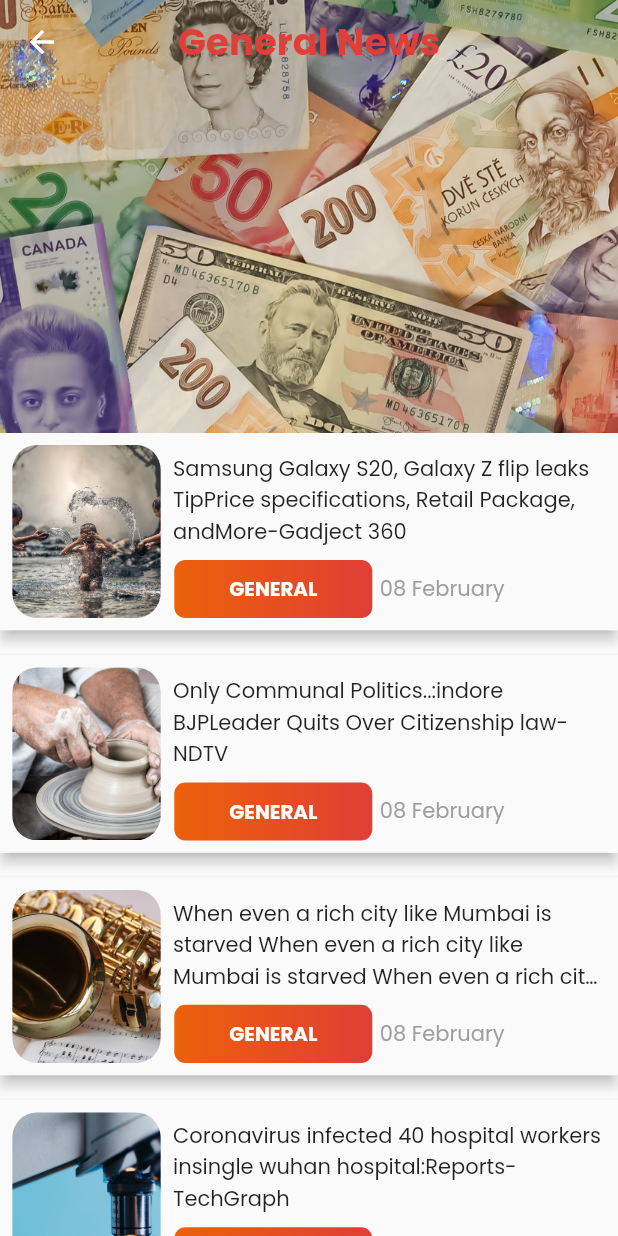
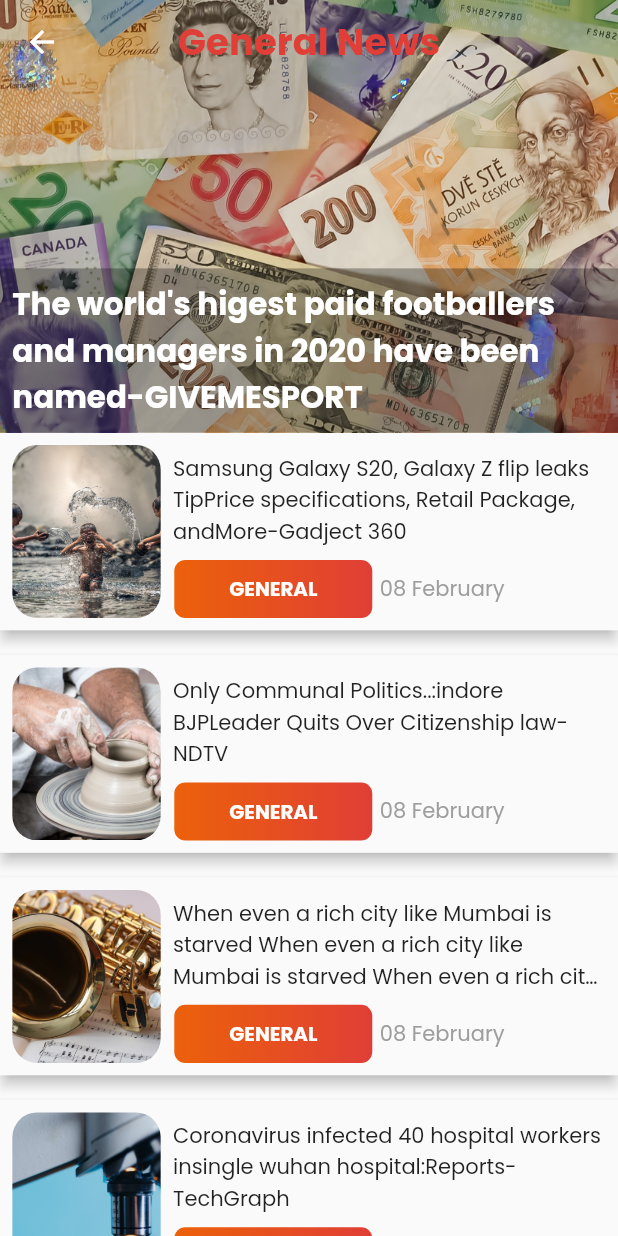
Before and after one commit to Chi-naza/flash, a Flutter app: the GeneralNewsListScreen screen opened directly, on a phone screen of 412 x 824 dp. Run offline on Flutter 3.47's test engine with Material 2 defaults, Android fonts, the light colour scheme and no system bars.

```diff
--- a/lib/main.dart
+++ b/lib/main.dart
@@ -1,4 +1,5 @@
 
+import 'package:flash/screens/auth/profile_screen.dart';
 import 'package:flash/screens/auth/signin_screen.dart';
 import 'package:flash/screens/auth/signup_screen.dart';
 import 'package:flash/screens/home/home_screen.dart';
@@ -21,7 +22,7 @@ class MyApp extends StatelessWidget {
     return MaterialApp(
       // debugShowCheckedModeBanner: false,
       title: 'flash',
-      home: const GeneralNewsDetailScreen(),
+      home: const ProfileScreen(),
       theme: ThemeData(
         fontFamily: 'Poppins',
       ),
--- a/lib/screens/news/general/general_news_list.dart
+++ b/lib/screens/news/general/general_news_list.dart
@@ -14,7 +14,8 @@ class GeneralNewsListScreen extends StatelessWidget {
     return Scaffold(
       backgroundColor: Colors.white,
       body: NewsListWidget(
-        titleText: 'General News',
+        appBarTitleText: 'General News',
+        titleText: "The world's higest paid footballers and managers in 2020 have been named-GIVEMESPORT",
         headerImage: 'assets/images/economy.jpg',
         sliverDelegate: SliverChildBuilderDelegate(
           ((context, index) {
@@ -43,7 +44,8 @@ class GeneralNewsListScreen extends StatelessWidget {
                           // Second Item in our Row. Beside the Image
                           Container(
                             margin: EdgeInsets.only(left: h * 0.01),
-                            width: w - h*0.15,
+                            width: w*0.7,
+                            // color: Colors.amber,
                             child: Column(
                               mainAxisAlignment: MainAxisAlignment.end,
                               crossAxisAlignment: CrossAxisAlignment.start,
@@ -52,9 +54,6 @@ class GeneralNewsListScreen extends StatelessWidget {
                                   screenData[index]['text'] + screenData[index]['text2'] + screenData[index]['text3'],
                                   maxLines: 3,
                                   overflow: TextOverflow.ellipsis,
-                                  style: TextStyle(
-                                    // color: Colors.bl,
-                                  ),
                                 ),
                                 SizedBox(height: h * 0.01),
                                 Container(
--- a/lib/widgets/news_list_widget.dart
+++ b/lib/widgets/news_list_widget.dart
@@ -3,12 +3,13 @@ import 'package:flutter/material.dart';
 
 class NewsListWidget extends StatelessWidget {
   final String titleText;
+  final String appBarTitleText;
   final String headerImage;
   final SliverChildDelegate sliverDelegate;
 
 
 
-  const NewsListWidget({Key? key, required this.titleText, required this.headerImage, required this.sliverDelegate}) : super(key: key);
+  const NewsListWidget({Key? key, required this.titleText, required this.headerImage, required this.sliverDelegate, required this.appBarTitleText}) : super(key: key);
 
   @override
   Widget build(BuildContext context) {
@@ -24,7 +25,7 @@ class NewsListWidget extends StatelessWidget {
           backgroundColor: MyAppColors.appWhite,
           centerTitle: true,
           title: Text(
-            titleText,
+            appBarTitleText,
             style: TextStyle(
               color: MyAppColors.mainColor,
               fontSize: h*0.03,
@@ -40,6 +41,23 @@ class NewsListWidget extends StatelessWidget {
                     headerImage,
                   ),
                 ),
+              ),
+              child: Column(
+                mainAxisAlignment: MainAxisAlignment.end,
+                children: [
+                  Container(
+                    padding: EdgeInsets.symmetric(horizontal: h*0.01, vertical: h*0.01),
+                    color: Colors.black.withOpacity(0.3),
+                    child: Text(
+                      titleText,
+                      style: TextStyle(
+                        fontSize: h*0.025,
+                        fontWeight: FontWeight.w700,
+                        color: MyAppColors.appWhite,
+                      ),
+                    ),
+                  ),
+                ],
               ),
             ),
           ),
```
Also changed, not shown: lib/screens/auth/profile_screen.dart (added, +82 -0 lines), lib/screens/news/general/general_news_detail.dart (+8 -46 lines), lib/widgets/news_detail_widget.dart (added, +64 -0 lines), lib/widgets/text_num_widget.dart (added, +34 -0 lines).
